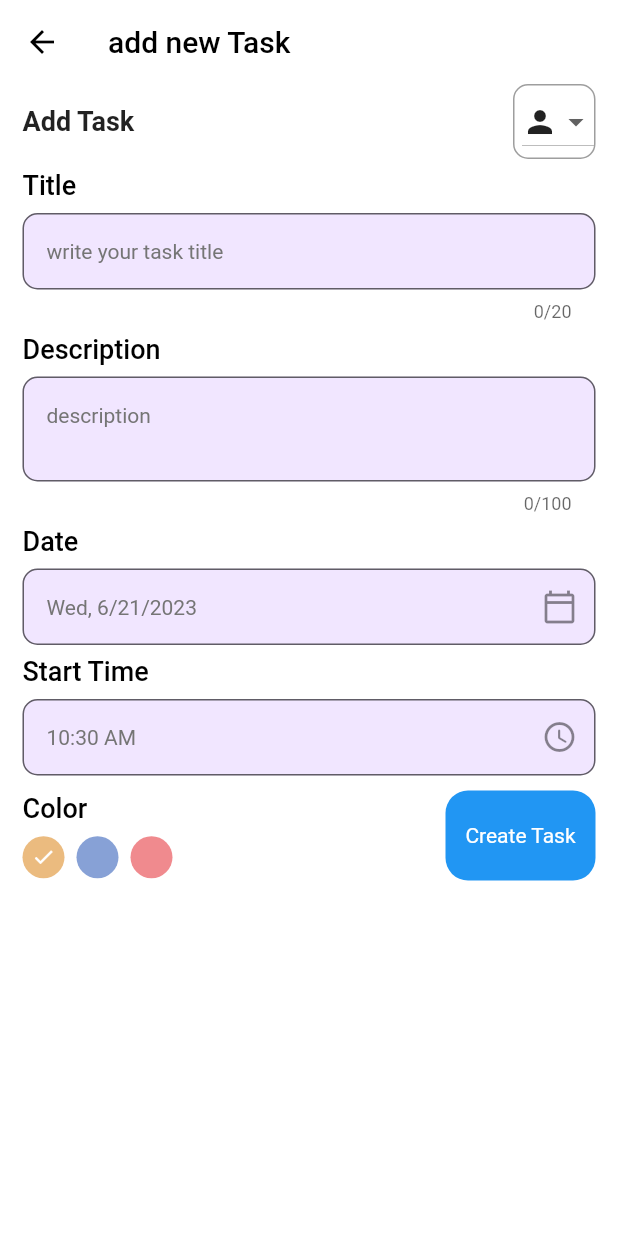
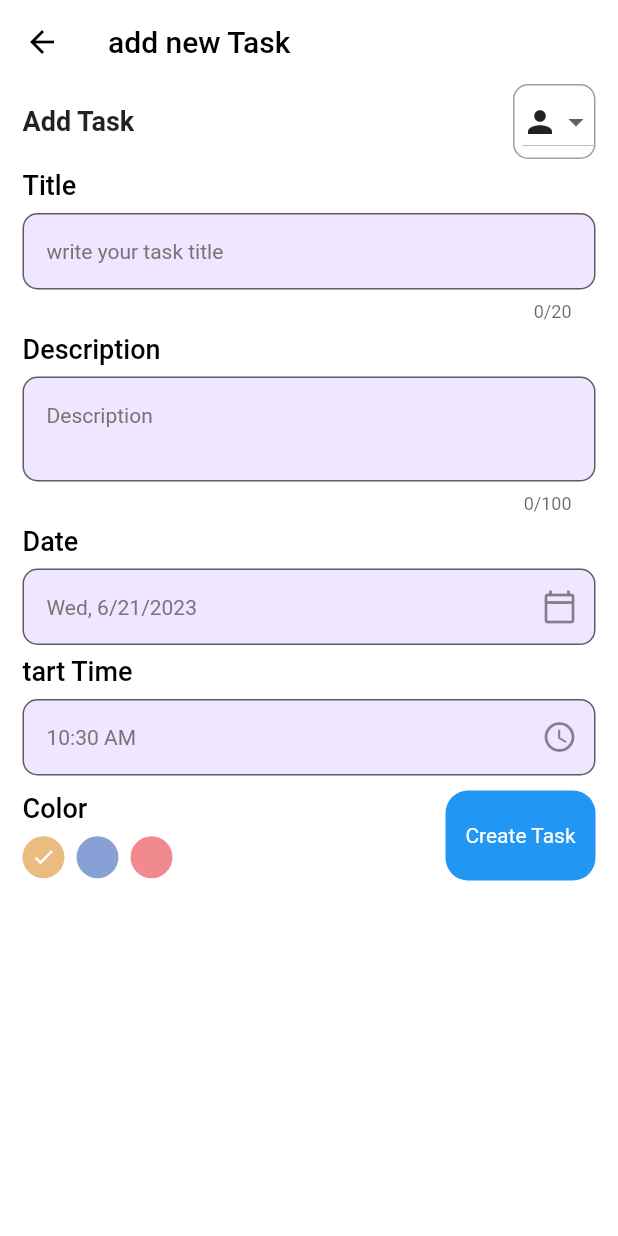
Before and after one commit to AliBoraik/task_app_flutter, a Flutter app: the AddTaskScreen screen opened by its route, on a phone screen of 412 x 824 dp. Run offline on Flutter 3.47's test engine with Material 2 defaults, Android fonts, the light colour scheme and no system bars; our stand-ins replace dartz, dotted_border, equatable, flutter_bloc, flutter_svg, get_it and 2 more; accounts and stored records are empty.

Commit message:
add constants to core files

```diff
--- /dev/null
+++ b/lib/core/constants/assets.dart
@@ -0,0 +1,3 @@
+const String kMainTopUrlImage = "assets/images/main_top.png";
+const String kAppBarAvatarImage = "assets/images/avatar.png";
+const String kloginIcon = "assets/icons/login.svg";
--- a/lib/core/constants/strings.dart
+++ b/lib/core/constants/strings.dart
@@ -1 +1,32 @@
-const double defaultPadding = 16.0;
+const String kMaterialAppTitle = "Flutter Demo";
+const String kYourNameHintText = "Your name";
+const String kNameValidatorMessage = "Please enter your name";
+const String kLoginBtnText = "OPEN";
+const String kTasksHomeTitle = "Tasks";
+const String kBottomNavigationBarHomeLabel = "Home";
+const String kBottomNavigationBarPresonLabel = "Preson";
+const String kDeleteText = "delete";
+const String kEditText = "edit";
+const String kAppBarDeleteAllAction = "delete All";
+const String kAppBarLogoutAction = "logout";
+const String kAddText = "+ Add";
+const String kDialogAreYouSureText = "Are you sure ?";
+const String kConfirmationText =
+    "Do you want to remove the item from the tasks ?";
+const String kYesText = "Tes";
+const String kNoText = "No";
+const String kDoneText = 'Done';
+const String kUndoneText = 'Undone';
+const String kAddTaskText = 'Add Task';
+const String kSomethingWrongText = 'something wrong !';
+const String kTitleText = 'Title';
+const String kTitleHintText = 'write your task title';
+const String kDescriptionText = 'Description';
+const String kDescriptionHintText = 'Description';
+const String kDateText = 'Date';
+const String kStartTimeText = 'tart Time';
+const String kCreateTaskText = 'Create Task';
+const String kUpdateTaskText = 'Update Task';
+const String kColorText = 'Color';
+const String kAddNewTaskText = 'add new Task';
+const String kPleaseEnterSomeText = 'Please enter somek';
--- a/lib/main.dart
+++ b/lib/main.dart
@@ -8,6 +8,7 @@
 import 'package:task/presentation/screens/details/add_task_screen.dart';
 import 'package:task/presentation/screens/details/detail_task_screen.dart';
 import 'core/constants/colors.dart';
+import 'core/constants/strings.dart';
 import 'injection_container.dart' as di;
 import 'injection_container.dart';
 import 'presentation/screens/welcome/widgets/loading_widget.dart';
@@ -36,7 +37,7 @@
       ],
       child: MaterialApp(
         debugShowCheckedModeBanner: false,
-        title: 'Flutter Demo',
+        title: kMaterialAppTitle,
         theme: ThemeData(
           primaryColor: kPrimaryColor,
           scaffoldBackgroundColor: Colors.white,
--- a/lib/presentation/screens/details/add_task_screen.dart
+++ b/lib/presentation/screens/details/add_task_screen.dart
@@ -6,6 +6,7 @@
 import 'package:task/presentation/screens/details/widgets/custom_button.dart';
 import 'package:uuid/uuid.dart';
 
+import '../../../core/constants/strings.dart';
 import '../../../data/models/task.dart';
 import '../../bloc/task/task_bloc.dart';
 import 'widgets/custom_input_field.dart';
@@ -60,7 +61,7 @@
                 mainAxisAlignment: MainAxisAlignment.spaceBetween,
                 children: [
                   const Text(
-                    "Add Task",
+                    kAddTaskText,
                     style: TextStyle(fontSize: 18, fontWeight: FontWeight.bold),
                   ),
                   Container(
@@ -96,19 +97,19 @@
                     children: [
                       CustomInputField(
                         controller: _titleController,
-                        title: "Title",
-                        hint: "write your task title",
+                        title: kTitleText,
+                        hint: kTitleHintText,
                         maxLength: 20,
                       ),
                       CustomInputField(
                         controller: _descriptionController,
-                        title: "Description",
-                        hint: "description",
+                        title: kDescriptionText,
+                        hint: kDescriptionHintText,
                         minLines: 2,
                         maxLength: 100,
                       ),
                       CustomInputField(
-                        title: "Date",
+                        title: kDateText,
                         hint: DateFormat.yMEd().format(_selectedDate),
                         widget: IconButton(
                           icon: const Icon(
@@ -120,7 +121,7 @@
                         ),
                       ),
                       CustomInputField(
-                        title: "Start Time",
+                        title: kStartTimeText,
                         hint: _startTime.format(context),
                         widget: IconButton(
                           icon: const Icon(
@@ -141,7 +142,7 @@
                 children: [
                   _colorChooser(),
                   CustomButton(
-                    label: taskId == null ? "Create Task" : "Update Task",
+                    label: taskId == null ? kCreateTaskText : kUpdateTaskText,
                     onTap: () {
                       if (_formKey.currentState!.validate()) {
                         addStartTimeToDate();
@@ -191,7 +192,7 @@
       crossAxisAlignment: CrossAxisAlignment.start,
       children: [
         const Text(
-          "Color",
+          kColorText,
           style: TextStyle(
             fontSize: 18,
             fontWeight: FontWeight.w500,
@@ -286,7 +287,7 @@
       ),
       elevation: 0,
       title: const Text(
-        "add new Task",
+        kAddNewTaskText,
         style: TextStyle(color: Colors.black),
       ),
     );
--- a/lib/presentation/screens/details/widgets/custom_input_field.dart
+++ b/lib/presentation/screens/details/widgets/custom_input_field.dart
@@ -1,4 +1,6 @@
 import 'package:flutter/material.dart';
+
+import '../../../../core/constants/strings.dart';
 
 class CustomInputField extends StatelessWidget {
   final String title;
@@ -65,7 +67,7 @@
                     validator: (value) {
                       if (widget != null) return null;
                       if (value == null || value.isEmpty) {
-                        return 'Please enter some ${title.toLowerCase()}';
+                        return '$kPleaseEnterSomeText ${title.toLowerCase()}';
                       }
                       return null;
                     },
--- a/lib/presentation/screens/home/widgets/error_widget.dart
+++ b/lib/presentation/screens/home/widgets/error_widget.dart
@@ -1,4 +1,6 @@
 import 'package:flutter/material.dart';
+
+import '../../../../core/constants/strings.dart';
 
 class OnError extends StatelessWidget {
   final String messgae;
@@ -9,6 +11,6 @@
 
   @override
   Widget build(BuildContext context) {
-    return const Center(child: Text("something wrong!"));
+    return const Center(child: Text(kSomethingWrongText));
   }
 }
--- a/lib/presentation/screens/welcome/widgets/welcome_screen_top_image.dart
+++ b/lib/presentation/screens/welcome/widgets/welcome_screen_top_image.dart
@@ -1,6 +1,7 @@
 import 'package:flutter/material.dart';
 import 'package:flutter_svg/flutter_svg.dart';
 
+import '../../../../core/constants/assets.dart';
 import '../../../../core/constants/colors.dart';
 
 class WelcomeScreenTopImage extends StatelessWidget {
@@ -16,7 +17,7 @@
           children: [
             Expanded(
               flex: 8,
-              child: SvgPicture.asset("assets/icons/login.svg"),
+              child: SvgPicture.asset(kloginIcon),
             ),
           ],
         ),
```
Also changed, not shown: lib/presentation/screens/details/detail_task_screen.dart (+7 -41 lines), lib/presentation/screens/details/widgets/week_data.dart (deleted, +0 -75 lines), lib/presentation/screens/home/home_screen.dart (+8 -6 lines), lib/presentation/screens/home/widgets/task_list.widget.dart (+7 -6 lines), lib/presentation/screens/welcome/welcome_screen.dart (+6 -4 lines), lib/presentation/screens/welcome/widgets/background.dart (deleted, +0 -38 lines), lib/presentation/screens/welcome/widgets/welcome_form.dart (deleted, +0 -58 lines).
